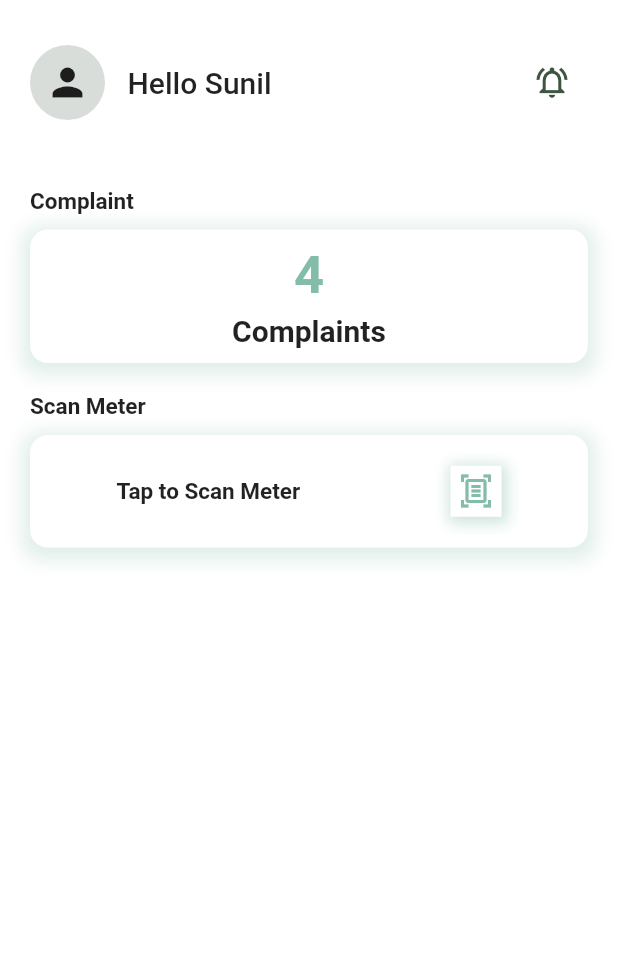
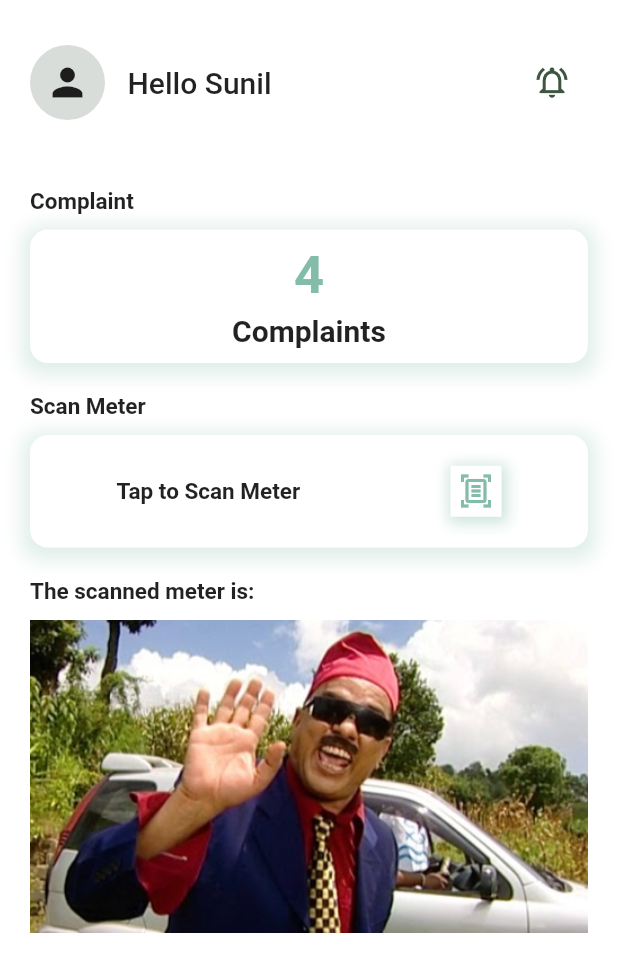
Before and after one commit to parajuliamit/rent-assist-owner, a Flutter app: the HomeView screen opened directly, after a tap on "Tap to Scan Meter", on a phone screen of 412 x 824 dp. Shown: the top 972 px of the screen. Run offline on Flutter 3.47's test engine with Material 2 defaults, Android fonts, the phone set to English and light mode, and no system bars; our stand-ins replace dio, get, get_storage, image_picker, lottie, pie_chart and 1 more; accounts and stored records are empty.

Commit message:
camera integration in scan batti

```diff
--- a/lib/app/modules/home/views/widgets/scan_meter_container.dart
+++ b/lib/app/modules/home/views/widgets/scan_meter_container.dart
@@ -1,11 +1,48 @@
+import 'dart:io';
+
 import 'package:flutter/material.dart';
+import 'package:flutter/services.dart';
+import 'package:image_picker/image_picker.dart';
+import 'package:path_provider/path_provider.dart';
+import 'package:path/path.dart';
 
 import '../../../../utils/constants.dart';
 
-class ScanBattiContainer extends StatelessWidget {
+class ScanBattiContainer extends StatefulWidget {
   const ScanBattiContainer({
     Key? key,
   }) : super(key: key);
+
+  @override
+  State<ScanBattiContainer> createState() => _ScanBattiContainerState();
+}
+
+class _ScanBattiContainerState extends State<ScanBattiContainer> {
+  File? _image;
+
+  Future getImage(ImageSource source) async {
+    try {
+      final image = await ImagePicker().pickImage(source: source);
+      if (image == null) return;
+
+      // final imageTemporary = File(image.path);
+      final imagePermanent = await savefilePermamently(image.path);
+
+      setState(() {
+        this._image = imagePermanent;
+      });
+    } on PlatformException catch (e) {
+      print('failed to pick image $e');
+    }
+  }
+
+  Future<File> savefilePermamently(String imagePath) async {
+    final directory = await getApplicationDocumentsDirectory();
+    final name = basename(imagePath);
+    final image = File('${directory.path}/$name');
+
+    return File(imagePath).copy(image.path);
+  }
 
   @override
   Widget build(BuildContext context) {
@@ -51,11 +88,34 @@ class ScanBattiContainer extends StatelessWidget {
                     ),
                   ),
                   onPress: () {
+                    getImage(ImageSource.camera);
                     // Get.toNamed(Routes.TENANT_LIST);
                   },
                 ),
               ],
-          )),
+            ),
+          ),
+          SizedBox(
+            height: 20,
+          ),
+          Text(
+            'The scanned meter is:',
+            style: TextStyle(
+              fontWeight: FontWeight.bold,
+              fontSize: 15,
+            ),
+          ),
+          SizedBox(
+            height: 10,
+          ),
+          _image != null
+              ? Image.file(
+                  _image!,
+                  height: 250,
+                  width: 250,
+                  fit: BoxFit.cover,
+                )
+              : Image.asset('assets/images/haribahadur.jpeg')
         ],
       ),
     );
--- a/pubspec.yaml
+++ b/pubspec.yaml
@@ -17,6 +17,8 @@ dependencies:
     sdk: flutter
   lottie: ^1.4.2
   pie_chart: ^5.3.2
+  image_picker: ^0.8.5+3
+  path_provider: ^2.0.11
 
 dev_dependencies:
   flutter_lints: ^1.0.0
```
Also changed, not shown: assets/images/haribahadur.jpeg (added), pubspec.lock. Lines whose indentation alone changed are shown as unchanged.
